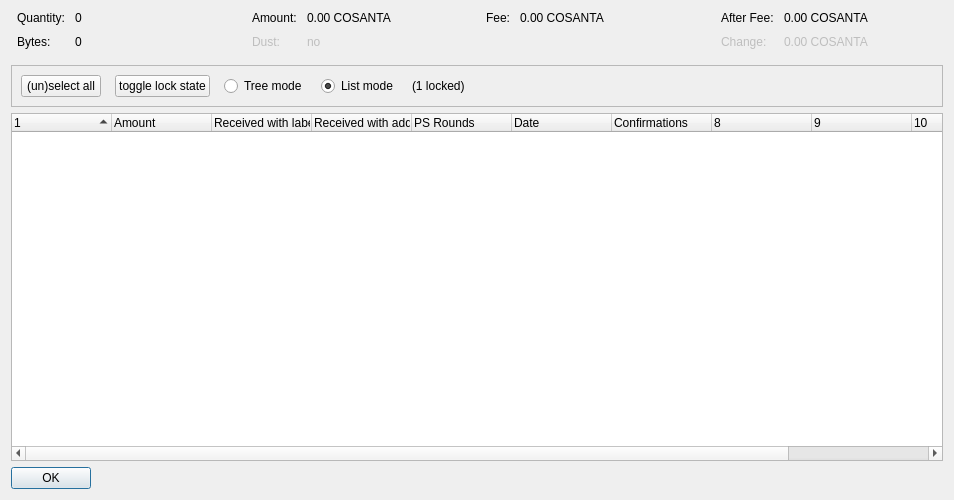
Above: src/qt/forms/coincontroldialog.ui from piratecash/pirate before the change. Below: the same form after it.
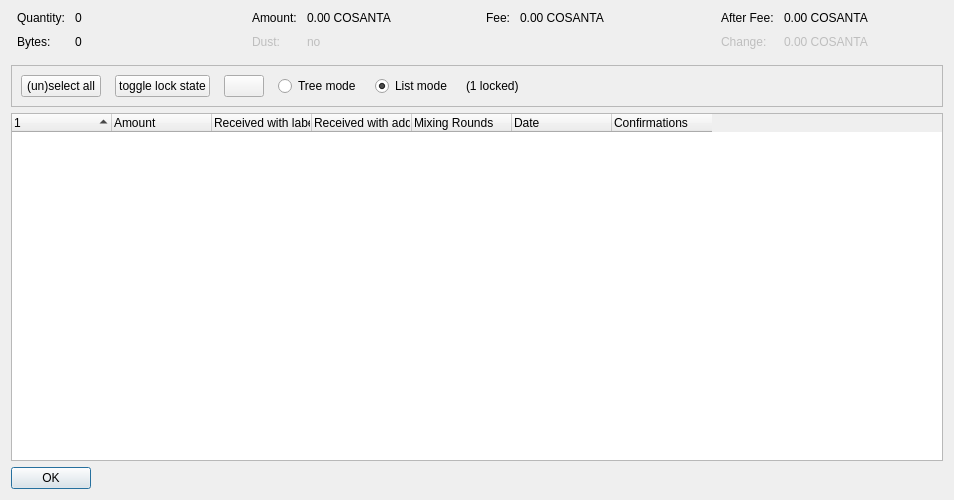
That is the form after the change. Custom widgets are drawn as their Qt base class.

Patch:
```diff
--- a/src/qt/forms/coincontroldialog.ui
+++ b/src/qt/forms/coincontroldialog.ui
@@ -277,7 +277,7 @@
      </property>
      <layout class="QHBoxLayout" name="horizontalLayout">
       <item>
-       <layout class="QHBoxLayout" name="horizontalLayoutPanel" stretch="0,0,0,0,0,0">
+       <layout class="QHBoxLayout" name="horizontalLayoutPanel" stretch="0,0,0,0,0,0,0">
         <property name="spacing">
          <number>14</number>
         </property>
@@ -313,6 +313,22 @@
           </property>
          </widget>
         </item>
+        <item>
+         <widget class="QPushButton" name="hideButton">
+          <property name="sizePolicy">
+           <sizepolicy hsizetype="Maximum" vsizetype="Fixed">
+            <horstretch>0</horstretch>
+            <verstretch>0</verstretch>
+           </sizepolicy>
+          </property>
+          <property name="text">
+           <string/>
+          </property>
+          <property name="autoDefault">
+           <bool>false</bool>
+          </property>
+         </widget>
+        </item>
         <item>
          <widget class="QRadioButton" name="radioTreeMode">
           <property name="sizePolicy">
@@ -376,7 +392,7 @@
       <bool>false</bool>
      </property>
      <property name="columnCount">
-      <number>11</number>
+      <number>7</number>
      </property>
      <attribute name="headerShowSortIndicator" stdset="0">
       <bool>true</bool>
@@ -406,7 +422,7 @@
      </column>
      <column>
       <property name="text">
-       <string>PS Rounds</string>
+       <string>Mixing Rounds</string>
       </property>
      </column>
      <column>
@@ -422,26 +438,6 @@
        <string>Confirmed</string>
       </property>
      </column>
-     <column>
-      <property name="text">
-       <string/>
-      </property>
-     </column>
-     <column>
-      <property name="text">
-       <string/>
-      </property>
-     </column>
-     <column>
-      <property name="text">
-       <string/>
-      </property>
-     </column>
-     <column>
-      <property name="text">
-       <string/>
-      </property>
-     </column>
     </widget>
    </item>
    <item>
```
